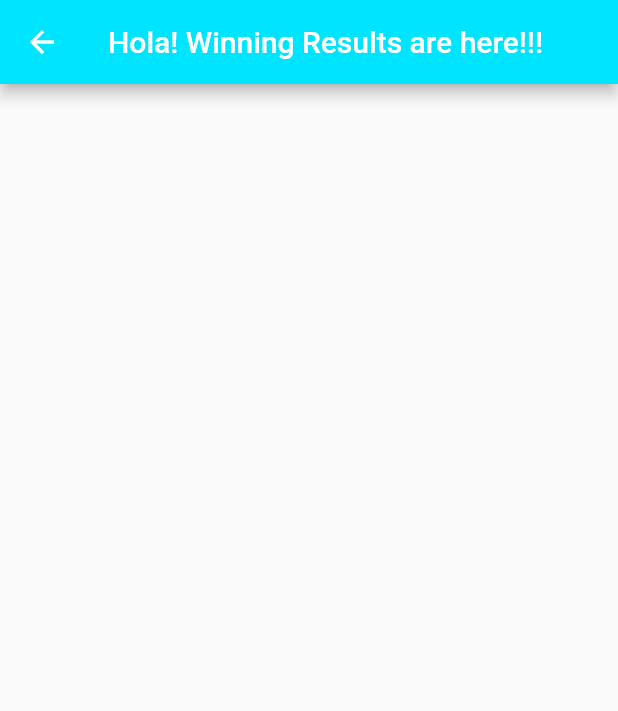
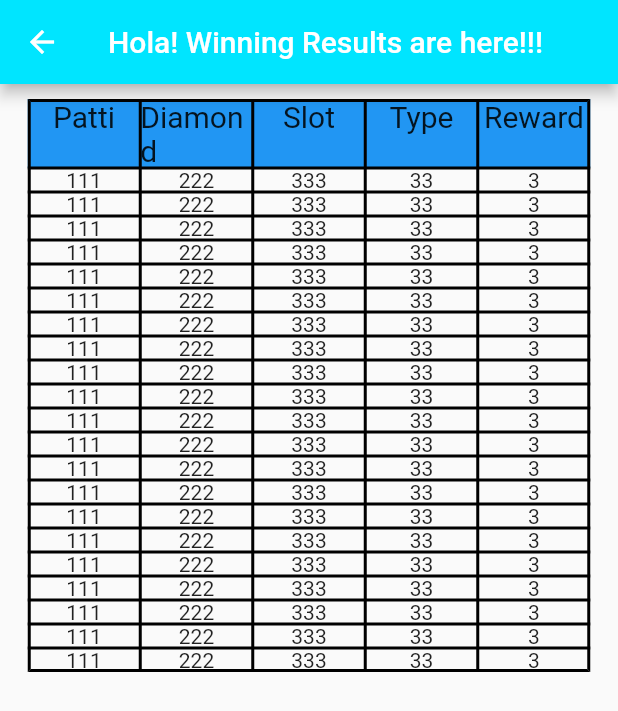
Before and after one commit to ara-dhanak/Bhoot_Player_app, a Flutter app: the winning_history screen opened directly, on a phone screen of 412 x 824 dp. Shown: the top 711 px of the screen. Run offline on Flutter 3.47's test engine with Material 2 defaults, Android fonts, the phone set to English and light mode, and no system bars; missing offline and left inert: editable.

Commit message:
Winning history Dynamic Table creation

```diff
--- a/lib/Request.dart
+++ b/lib/Request.dart
@@ -13,11 +13,6 @@ var access_token = "";
   }
 }*/
 Future<bool> validate(
-
-
-
-
-
    // BuildContext context, String PlayerName_Value, String PlayerPassword_value) async {
 BuildContext context, String _Resetpcontroller, String _Confirmpcontroller) async {
 
@@ -77,3 +72,8 @@ void FinalSubmit(BuildContext context, int digit3, int digit1, int slot) async {
     }
   }
 }
+
+void getwinninghistory()
+{
+
+}
--- a/lib/winning_history.dart
+++ b/lib/winning_history.dart
@@ -1,24 +1,77 @@
 import 'package:flutter/material.dart';
 import 'AbstractClassFactory.dart';
-
+import 'Request.dart';
 class winning_history extends StatefulWidget implements AbstractPage {
   @override
   _winning_historyState createState() => _winning_historyState();
 
   void BuildPage() {
 //REST API calls required for your page
+  getwinninghistory();
   }
 }
 
 class _winning_historyState extends State<winning_history> {
   @override
   Widget build(BuildContext context) {
+    List<TableRow> CreateDynamicTableData() {
+      List<TableRow> rows = [];
+      rows.add(
+        TableRow(
+            decoration: BoxDecoration(
+                color: Theme.of(context)
+                    .accentColor // Background color for the row
+              // To alternate between dark and light shades of the row's background color.
+            ),
+            children: [
+              Column(children: [
+                Text('Patti', style: TextStyle(fontSize: 20.0), softWrap: true)
+              ]),
+              Column(children: [
+                Text('Diamond',
+                    style: TextStyle(fontSize: 20.0), softWrap: true)
+              ]),
+              Column(children: [
+                Text('Slot', style: TextStyle(fontSize: 20.0), softWrap: true)
+              ]),
+              Column(children: [
+                Text('Type', style: TextStyle(fontSize: 20.0), softWrap: true)
+              ]),
+              Column(children: [
+                Text('Reward', style: TextStyle(fontSize: 20.0), softWrap: true)
+              ])
+            ]),
+      );
+
+      for (int i = 0; i <= 20; i++) {
+        rows.add(
+          TableRow(children: [
+            Column(children: [Text('111')]),
+            Column(children: [Text('222')]),
+            Column(children: [Text('333')]),
+            Column(children: [Text('33')]),
+            Column(children: [Text('3')])
+          ]),
+        );
+      }
+      return rows;
+    }
+
+    ;
+    final tableCreated = Table(
+        defaultColumnWidth: FixedColumnWidth(75.0),
+        border: TableBorder.all(
+            color: Colors.black, style: BorderStyle.solid, width: 2),
+        children: CreateDynamicTableData());
+    ;
     return Scaffold(
-      appBar: AppBar(
-        title: Text("Hola! Winning Results are here!!!"),
-        backgroundColor: Colors.cyanAccent.shade400,
-
-      ),
-    );
+        appBar: AppBar(
+          title: Text("Hola! Winning Results are here!!!"),
+          backgroundColor: Colors.cyanAccent.shade400,
+        ),
+        body: Center(
+            child: Column(children: <Widget>[
+              Container(margin: EdgeInsets.all(10), child: tableCreated)
+            ])));
   }
 }
```
